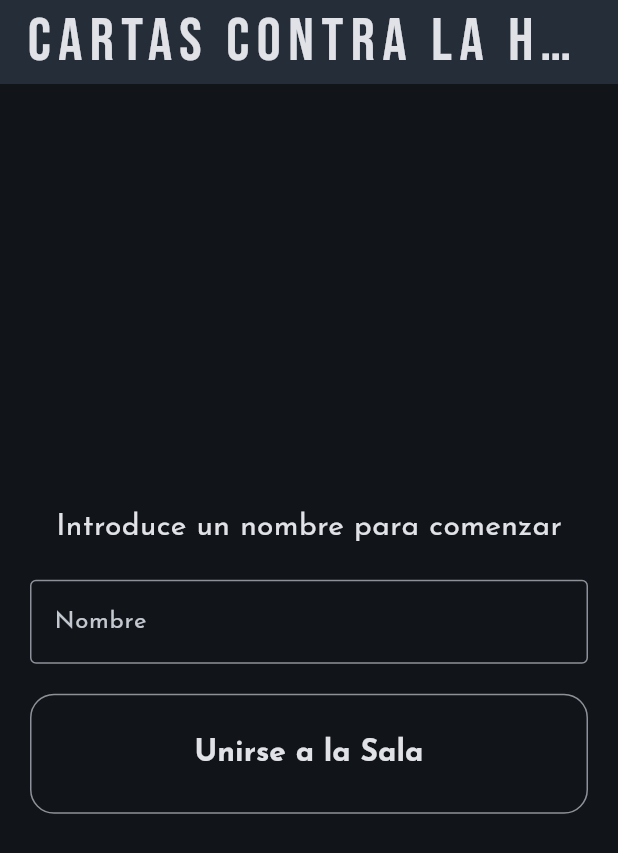
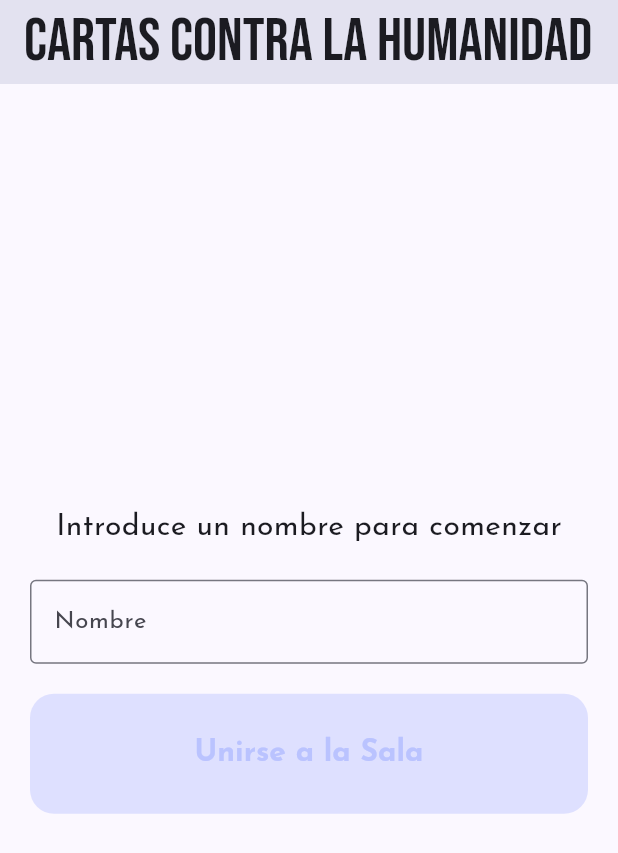
Before and after one commit to VarEros/cclh, a Flutter app: the screen it shows after launch, on a phone screen of 412 x 824 dp. Shown: the top 853 px of the screen. Run offline on Flutter 3.47's test engine with Material 3 defaults, Android fonts, the phone set to English and light mode, and no system bars; our stand-ins replace google_fonts, socket_io_client; network calls fail.

Commit message:
all working

```diff
--- a/lib/main.dart
+++ b/lib/main.dart
@@ -3,6 +3,7 @@
 import 'package:cclh/viewmodels/game_viewmodel.dart';
 import 'package:cclh/views/game_view.dart';
 import 'package:cclh/views/login_view.dart';
+import 'package:cclh/views/test_view.dart';
 import 'package:cclh/views/waiting_view.dart';
 import 'package:flutter/material.dart';
 import 'package:provider/provider.dart';
@@ -26,7 +27,7 @@
         title: 'Cartas contra la Humanidad',
         theme: lightTheme,
         darkTheme: darkTheme,
-        themeMode: ThemeMode.dark,
+        themeMode: ThemeMode.system,
         initialRoute: '/',
         routes: {
           '/': (context) => LoginView(),
@@ -46,10 +47,11 @@
 
     return Scaffold(
       appBar: AppBar(
+        automaticallyImplyLeading: false,
         title: Row(
           mainAxisAlignment: MainAxisAlignment.spaceBetween,
           children: [
-            const Text("Cartas contra la Humanidad"),
+            const Text("Cartas contra la Humanidad", textWidthBasis: TextWidthBasis.longestLine,),
             Text('Round ${gameViewModel.currentRound}/10', textScaler: const TextScaler.linear(0.7))
           ],
         ),
--- a/lib/themes.dart
+++ b/lib/themes.dart
@@ -11,14 +11,44 @@
 );
 
 final lightTheme = ThemeData(
-  fontFamily: GoogleFonts.kanit().fontFamily,
+  fontFamily: GoogleFonts.josefinSans().fontFamily,
   colorScheme: lightScheme,
   appBarTheme: AppBarTheme(
-    backgroundColor: lightScheme.onSurface,
-    foregroundColor: lightScheme.surface,
-    centerTitle: true,
+    // centerTitle: true,
+    titleTextStyle: TextStyle(
+      fontFamily: GoogleFonts.bebasNeue().fontFamily,
+      fontSize: 40,
+      color: lightScheme.onSurface,
+    )
   ),
-  inputDecorationTheme: const InputDecorationTheme(border: OutlineInputBorder())
+  filledButtonTheme: FilledButtonThemeData(
+    style: ButtonStyle(
+      padding: const WidgetStatePropertyAll(EdgeInsets.all(30)),
+      textStyle: WidgetStatePropertyAll(TextStyle(inherit: true,fontWeight: FontWeight.bold, fontSize: 20, fontFamily: GoogleFonts.josefinSans().fontFamily)),
+      shape: const WidgetStatePropertyAll(RoundedRectangleBorder(borderRadius: BorderRadius.all(Radius.circular(16)))),
+      minimumSize: const WidgetStatePropertyAll(Size.fromHeight(40)),
+      backgroundColor: WidgetStateProperty.resolveWith((states) {
+        if (states.contains(WidgetState.hovered)) {
+          return lightScheme.inversePrimary;
+        }
+        if (states.contains(WidgetState.disabled)) {
+          return null;
+        }
+        return lightScheme.primaryContainer;
+      }),
+      foregroundColor: WidgetStateProperty.resolveWith((states) {
+        if (states.contains(WidgetState.hovered)) {
+          return lightScheme.onSurface;
+        }
+        if (states.contains(WidgetState.disabled)) {
+          return null;
+        }
+        return lightScheme.primaryFixedDim;
+      }),
+    ),
+  ),
+  inputDecorationTheme: const InputDecorationTheme(border: OutlineInputBorder()),
+  listTileTheme: ListTileThemeData(tileColor: lightScheme.surfaceContainer)
 );
 
 final darkTheme = ThemeData(
@@ -29,11 +59,10 @@
     titleTextStyle: TextStyle(
       fontFamily: GoogleFonts.bebasNeue().fontFamily,
       fontSize: 40,
-      letterSpacing: 5,
       color: darkScheme.onSurface,
     )
   ),
-  outlinedButtonTheme: OutlinedButtonThemeData(
+  filledButtonTheme: FilledButtonThemeData(
     style: ButtonStyle(
       padding: const WidgetStatePropertyAll(EdgeInsets.all(30)),
       textStyle: WidgetStatePropertyAll(TextStyle(inherit: true,fontWeight: FontWeight.bold, fontSize: 20, fontFamily: GoogleFonts.josefinSans().fontFamily)),
@@ -41,11 +70,22 @@
       minimumSize: const WidgetStatePropertyAll(Size.fromHeight(40)),
       backgroundColor: WidgetStateProperty.resolveWith((states) {
         if (states.contains(WidgetState.hovered)) {
-          return darkScheme.primaryContainer;
+          return darkScheme.inversePrimary;
         }
-        return null;
+        if (states.contains(WidgetState.disabled)) {
+          return null;
+        }
+        return darkScheme.primaryContainer;
       }),
-      foregroundColor: WidgetStatePropertyAll(darkScheme.onSurface)
+      foregroundColor: WidgetStateProperty.resolveWith((states) {
+        if (states.contains(WidgetState.hovered)) {
+          return darkScheme.onSurface;
+        }
+        if (states.contains(WidgetState.disabled)) {
+          return null;
+        }
+        return darkScheme.primaryFixedDim;
+      }),
     ),
   ),
   inputDecorationTheme: const InputDecorationTheme(border: OutlineInputBorder()),
--- a/lib/viewmodels/game_viewmodel.dart
+++ b/lib/viewmodels/game_viewmodel.dart
@@ -57,6 +57,9 @@
     _currentJudge = data['judge'];
     _hand = List<String>.from(data['hand']);
 
+    for (var player in _players) {
+      player.points = 0;
+    }
     _cardsPlayed = [];
     _winnerSelected = false;
     _gameStarted = true;
--- a/lib/views/login_view.dart
+++ b/lib/views/login_view.dart
@@ -36,7 +36,7 @@
               ),
             ),
             const SizedBox(height: 20),
-            OutlinedButton(
+            FilledButton(
               onPressed: () {
                 if (_nameController.text.isNotEmpty) {
                   gameViewModel.addPlayer(_nameController.text);
--- a/lib/views/select_view.dart
+++ b/lib/views/select_view.dart
@@ -54,7 +54,8 @@
               ),
             ),
           ),
-          OutlinedButton(
+          const SizedBox(height: 30),
+          FilledButton(
             onPressed: selectedIndex == -1 || gameViewModel.playedCard ? null : () {
               gameViewModel.playCard(selectedCard);  // Enviar la carta jugada
             },
--- a/lib/views/waiting_view.dart
+++ b/lib/views/waiting_view.dart
@@ -24,14 +24,15 @@
               final player = gameViewModel.players[index];
               return ListTile(
                 tileColor: Theme.of(context).colorScheme.surface,
-                title: Text(player.name),
+                leading: const Icon(Icons.arrow_forward),
+                title: Text(player.name, textScaler: const TextScaler.linear(1.5),),
               );
             },
           ),
         ),
         Padding(
           padding: const EdgeInsets.symmetric(horizontal: 60),
-          child: OutlinedButton(
+          child: FilledButton(
             onPressed: gameViewModel.players.length < 3 ? null : () {
               gameViewModel.startGame();
             },
```
Also changed, not shown: lib/views/test_view.dart (+1 -8 lines), lib/views/winner_view.dart (+4 -3 lines), pubspec.yaml (+8 -0 lines), assets/images/cclh_logo.png (added), pubspec.lock.
